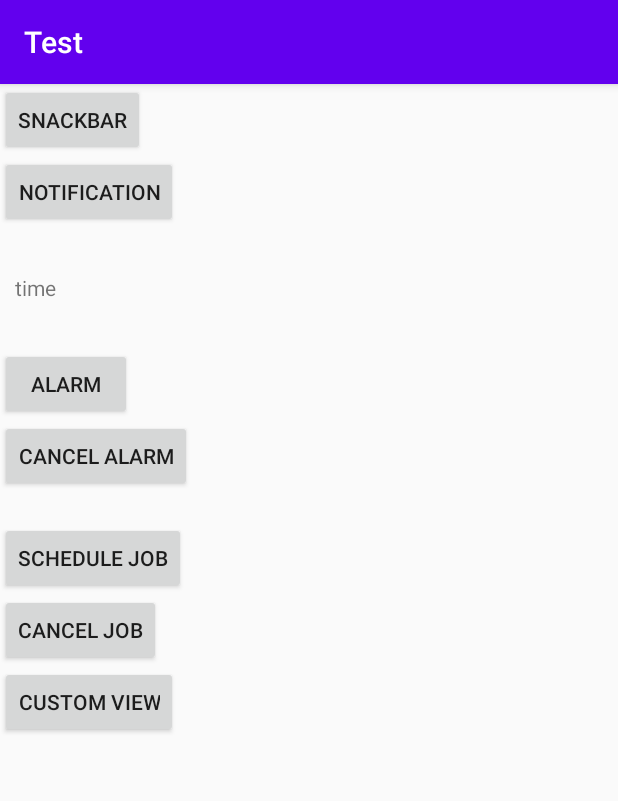
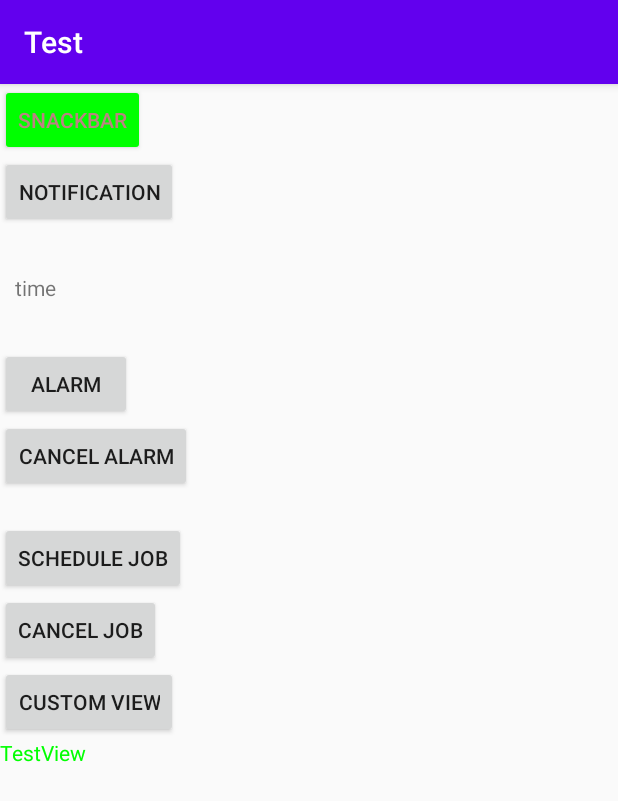
Before and after one commit to RoboticReaper/TestForAAD, an Android app: the screen it shows after launch (MainActivity), on a phone screen of 412 x 824 dp. Shown: the top 801 px of the screen. Run offline under Robolectric (Android 15) with nearby library versions, the phone set to English and light mode, and no system bars.

Commit message:
Custom theme and added it for button in mainactivity

```diff
--- a/app/src/main/AndroidManifest.xml
+++ b/app/src/main/AndroidManifest.xml
@@ -11,11 +11,11 @@
         android:roundIcon="@mipmap/ic_launcher_round"
         android:supportsRtl="true"
         android:theme="@style/AppTheme">
-        <activity android:name=".CustomActivity"></activity>
+        <activity android:name=".CustomActivity"/>
         <activity android:name=".MainActivity">
+
             <intent-filter>
                 <action android:name="android.intent.action.MAIN" />
-
                 <category android:name="android.intent.category.LAUNCHER" />
             </intent-filter>
         </activity>
--- a/app/src/main/res/layout/activity_custom.xml
+++ b/app/src/main/res/layout/activity_custom.xml
@@ -10,7 +10,7 @@
     <com.hoversfw.test.views.CustomView
         android:layout_width="match_parent"
         android:id="@+id/customView"
-        android:layout_height="600dp"/>
+        android:layout_height="500dp"/>
     <ScrollView
         android:layout_width="match_parent"
         android:layout_height="wrap_content">
--- a/app/src/main/res/layout/activity_main.xml
+++ b/app/src/main/res/layout/activity_main.xml
@@ -12,6 +12,7 @@
         android:id="@+id/button"
         android:layout_width="wrap_content"
         android:layout_height="wrap_content"
+        android:theme="@style/myOwnDarkTheme"
         android:text="snackbar"/>
 
     <Button
@@ -54,4 +55,9 @@
         android:layout_height="wrap_content"
         android:text="Custom view"
         android:id="@+id/custom"/>
+    <TextView
+        android:layout_width="wrap_content"
+        android:layout_height="wrap_content"
+        style="@style/GreenTheme"
+        android:text="TestView"/>
 </LinearLayout>
--- a/app/src/main/res/values/styles.xml
+++ b/app/src/main/res/values/styles.xml
@@ -8,4 +8,13 @@
         <item name="colorAccent">@color/colorAccent</item>
     </style>
 
+<style name="GreenTheme">
+    <item name="android:textColor">#00ff00</item>
+</style>
+
+    <style name="myOwnDarkTheme" parent="AppTheme">
+        <item name="android:backgroundTint">#00ff00</item>
+        <item name="android:textColor">#BC8282</item>
+</style>
+
 </resources>
```
Also changed, not shown: app/src/main/java/com/hoversfw/test/views/CustomView.java (+6 -7 lines).
